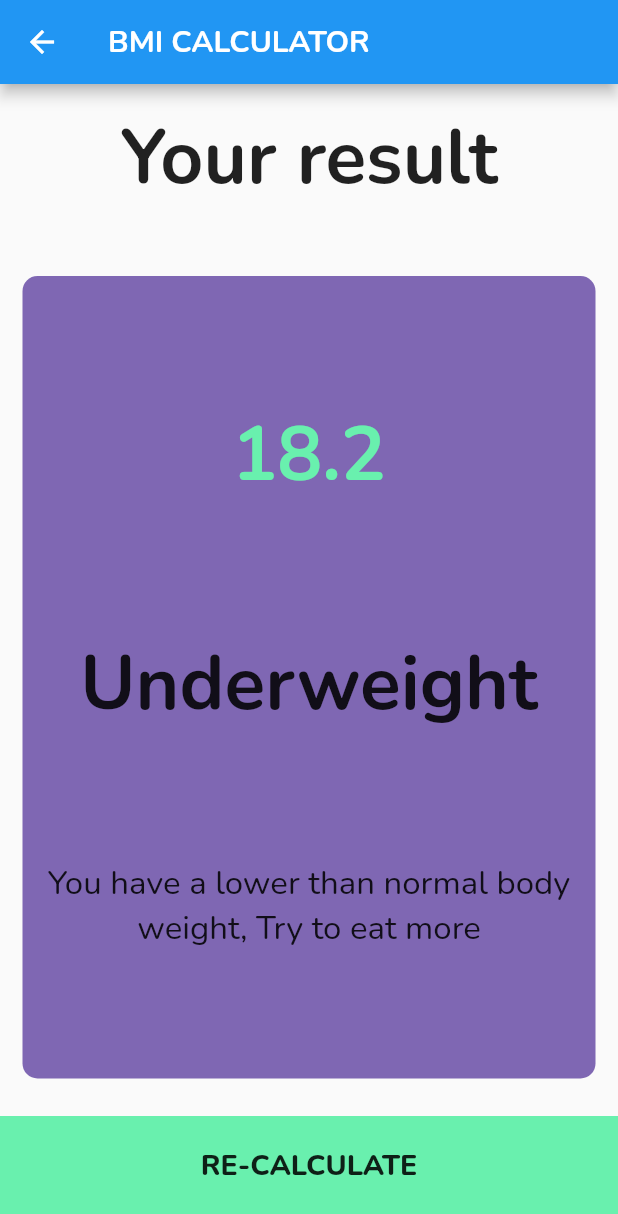
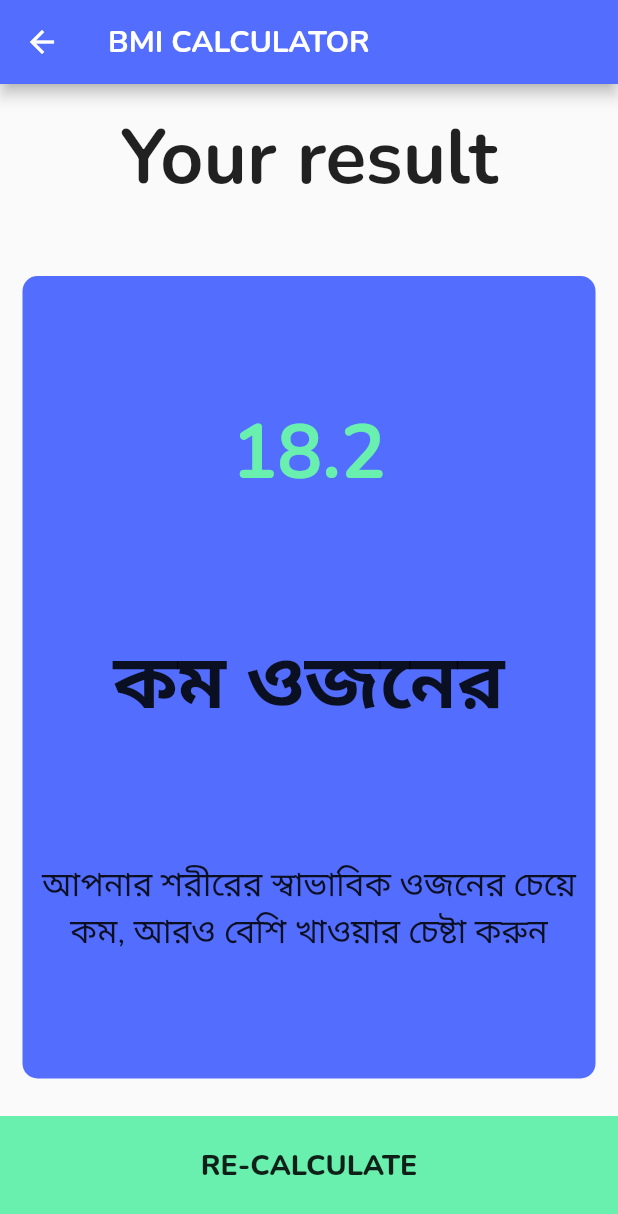
Before and after one commit to nurunnobejisan/Learning-Mathematics, a Flutter app: the InputPage screen opened directly, after a tap on "CALCULATE BMI", on a phone screen of 412 x 824 dp. Shown: the top 1214 px of the screen. Run offline on Flutter 3.47's test engine with Material 2 defaults, Android fonts, the phone set to English and light mode, and no system bars; our stand-ins replace animated_splash_screen, equatable, flutter_bloc, flutter_easyloading, flutter_screenutil, fluttertoast and 8 more; accounts and stored records are empty.

Commit message:
colour DOne

```diff
--- a/lib/Age/constant/color.dart
+++ b/lib/Age/constant/color.dart
@@ -5,4 +5,4 @@ import 'package:flutter/cupertino.dart';
 const Color textColor = Color(0xff070707);
 const Color appNameColor = Color(0xff824000);
 const Color secondaryColor = Color(0xff24abe9);
-const Color primaryColor = Color(0xff8648c4);
+const Color primaryColor = Color (0xff536dfe) ;
--- a/lib/BMI/calculatorBrain.dart
+++ b/lib/BMI/calculatorBrain.dart
@@ -14,21 +14,21 @@ class CalculatorBrain {
 
   String getResult() {
     if (_bmi >= 25) {
-      return 'Overweight';
+      return 'অতিরিক্ত ওজন';
     } else if (_bmi >= 18.5) {
-      return 'Normal';
+      return 'স্বাভাবিক';
     } else {
-      return 'Underweight';
+      return 'কম ওজনের';
     }
   }
 
   String getInterpretation() {
     if (_bmi >= 25) {
-      return 'You have a higher than normal body weight. Try to excercise more';
+      return 'আপনার শরীরের স্বাভাবিক ওজনের চেয়ে বেশি। আরও অনুশীলন করার চেষ্টা করুন';
     } else if (_bmi >= 18.5) {
-      return 'You have a normal body weight, Good Job';
+      return 'আপনি স্বাভাবিক শরীরের ওজন আছে, ভাল কাজ';
     } else {
-      return 'You have a lower than normal body weight, Try to eat more';
+      return 'আপনার শরীরের স্বাভাবিক ওজনের চেয়ে কম, আরও বেশি খাওয়ার চেষ্টা করুন';
     }
   }
 }
--- a/lib/BMI/child_content.dart
+++ b/lib/BMI/child_content.dart
@@ -1,8 +1,7 @@
 import 'package:flutter/material.dart';
 import 'package:jisan/BMI/constants.dart';
-// ignore: camel_case_types
+
 class childContent extends StatelessWidget {
- // ignore: use_key_in_widget_constructors
  const childContent({required this.icon, required this.label});
   final IconData icon;
   final String label;
--- a/lib/BMI/constants.dart
+++ b/lib/BMI/constants.dart
@@ -3,8 +3,8 @@
 import 'package:flutter/material.dart';
 
 const Kbottomcontainerheight = 80.0;
-const KactiveCardcolor = Color(0xFF7F67B3);
-const KinactiveCardColor = Color(0xfe71c1c);
+const KactiveCardcolor = Colors.indigoAccent;
+const KinactiveCardColor = Color(0x0fe71c1c);
 const Kbottomcontainercolor = Colors.greenAccent;
 const KmaxsliderRange = 220;
 const KminsliderRange = 120;
--- a/lib/BMI/input_page.dart
+++ b/lib/BMI/input_page.dart
@@ -31,6 +31,7 @@ class _InputPageState extends State<InputPage> {
       appBar: AppBar(
         centerTitle: true,
         title: const Text('BMI CALCULATOR',),
+        backgroundColor: Colors.indigoAccent,
       ),
       body: Column(
         mainAxisAlignment: MainAxisAlignment.center,
--- a/lib/BMI/result_page.dart
+++ b/lib/BMI/result_page.dart
@@ -17,7 +17,8 @@ class resultPage extends StatelessWidget {
   Widget build(BuildContext context) {
     return Scaffold(
       appBar: AppBar(
-        title: Text('BMI CALCULATOR'),
+        title: Text('BMI CALCULATOR',),
+        backgroundColor: Colors.indigoAccent,
       ),
       body: Column(
         mainAxisAlignment: MainAxisAlignment.spaceEvenly,
--- a/lib/Game/views/home.dart
+++ b/lib/Game/views/home.dart
@@ -60,7 +60,7 @@ class _MyHomePageState extends State<MyHomePage> {
               child:Text("সংখ্যা",style: TextStyle(color: Colors.white,fontSize: 30.0.sp,fontWeight: FontWeight.bold)),
             ),
             SizedBox(
-              height: 35.0.h,
+              height:30.0.h,
             ),
             SizedBox(
               width: 335.w,
--- a/lib/Mathgame/math.dart
+++ b/lib/Mathgame/math.dart
@@ -22,7 +22,7 @@ class _Math extends State<Math> {
           return Scaffold(
             backgroundColor: Sabitler.mainbackgroundColor,
             appBar: AppBar(
-              backgroundColor: Sabitler.mainAppBarBackgroundColor,
+              backgroundColor: Colors.indigoAccent,
               title: Sabitler.appBarTitle,
               titleTextStyle: GoogleFonts.openSans(
                   textStyle: const TextStyle(fontWeight: FontWeight.bold)),
--- a/lib/Mathgame/pages/addition_page.dart
+++ b/lib/Mathgame/pages/addition_page.dart
@@ -17,7 +17,7 @@ class _ToplamaOyunuState extends State<ToplamaOyunu> {
     return Scaffold(
       appBar: AppBar(
         elevation: 12,
-        backgroundColor: Sabitler.plusGameColor,
+        backgroundColor: Colors.indigoAccent,
         title: const Text(
           "যোগ কুইজ",
         ),
--- a/lib/Mathgame/pages/division_page.dart
+++ b/lib/Mathgame/pages/division_page.dart
@@ -16,7 +16,7 @@ class _BolmeOyunuState extends State<BolmeOyunu> {
     return Scaffold(
       appBar: AppBar(
         elevation: 12,
-        backgroundColor: Sabitler.divideGameColor,
+        backgroundColor: Colors.indigoAccent,
         title: const Text(
           "বিয়োগ কুইজ",
         ),
--- a/lib/Mathgame/pages/extraction_page.dart
+++ b/lib/Mathgame/pages/extraction_page.dart
@@ -16,7 +16,7 @@ class _CikartmaOyunuState extends State<CikartmaOyunu> {
     return Scaffold(
         appBar: AppBar(
           elevation: 12,
-          backgroundColor: Sabitler.minusGameColor,
+          backgroundColor: Colors.indigoAccent,
           title: const Text("ভাগ  কুইজ"),
         ),
         body: GameArea(
--- a/lib/Mathgame/pages/multiplication_page.dart
+++ b/lib/Mathgame/pages/multiplication_page.dart
@@ -16,7 +16,7 @@ class _CarpmaOyunuState extends State<CarpmaOyunu> {
     return Scaffold(
       appBar: AppBar(
         elevation: 12,
-        backgroundColor: Sabitler.multiplyGameColor,
+        backgroundColor: Colors.indigoAccent,
         title: const Text("গুন  কুইজ"),
       ),
       body: GameArea(
--- a/lib/convetor&currency/Convetor.dart
+++ b/lib/convetor&currency/Convetor.dart
@@ -34,6 +34,7 @@ class _convector extends State<convector> {
         resizeToAvoidBottomInset: false,
         appBar: AppBar(
           title: const Text("তাপমাত্রা রূপান্তরকারী"),
+          backgroundColor: Colors.indigoAccent,
         ),
         body: Column(
           children: <Widget>[
@@ -118,7 +119,7 @@ class _convector extends State<convector> {
                       onPressed: () => hitung(double.parse(myController.text)),
                       child: const Text('এখন রূপান্তর করুন!',
                           style: TextStyle(fontSize: 20)),
-                      color: Colors.blue,
+                      color: Colors.indigoAccent,
                       textColor: Colors.white,
                       elevation: 5,
                     ),
--- a/lib/main.dart
+++ b/lib/main.dart
@@ -1,12 +1,12 @@
 import 'package:flutter/material.dart';
 import 'package:flutter/services.dart';
-import 'package:jisan/Age/constant/color.dart';
 import 'package:jisan/fast%20screens/screens/onboarding/screen_one.dart';
 import 'package:jisan/utils/constants.dart';
 
 void main() {
   SystemChrome.setSystemUIOverlayStyle(const SystemUiOverlayStyle(
-      statusBarColor: primaryColor,
+      statusBarColor: Colors.indigoAccent,
+      systemNavigationBarColor: Colors.indigoAccent,
       statusBarIconBrightness: Brightness.light,
       statusBarBrightness: Brightness.dark
   ));
@@ -22,7 +22,7 @@ class MyApp extends StatelessWidget {
     return LayoutBuilder(builder: (context, constraints) {
       return MaterialApp(
         supportedLocales: const [
-          Locale('en', 'US'), // English
+          Locale('en', 'US'),
         ],
         debugShowCheckedModeBanner: false,
         title: 'Screen 2',
--- a/lib/popmore/about me.dart
+++ b/lib/popmore/about me.dart
@@ -27,7 +27,7 @@ class MyHomePage extends StatefulWidget {
 }
 
 class _MyHomePageState extends State<MyHomePage> {
-  // function returning social media contacts
+
   Widget buildInfo(String imageName, String nextText) {
     return Row(
       mainAxisAlignment: MainAxisAlignment.center,
--- a/lib/screens/landing_screen.dart
+++ b/lib/screens/landing_screen.dart
@@ -86,9 +86,11 @@ class _LandingScreenState extends State<LandingScreen> {
                                   border: OutlineInputBorder(
                                       borderRadius: BorderRadius.circular(90.0),
                                       borderSide: BorderSide.none),
-                                  prefixIcon: const Icon(
+                                  prefixIcon: InkWell(
+                                    child: const Icon(
                                       Icons.search,
                                       color: Colors.black,
+                                    ),
                                   ),
                                   suffixIcon: Container(
                                     height: 4,
--- a/pubspec.yaml
+++ b/pubspec.yaml
@@ -55,6 +55,8 @@ dependencies:
   hive: ^2.0.0
   path_provider: ^2.0.1
   receive_sharing_intent: ^1.4.5
+  plugin_platform_interface: ^2.1.2
+
 
 
 dev_dependencies:
```
Also changed, not shown: pubspec.lock. Lines whose indentation alone changed are shown as unchanged.
